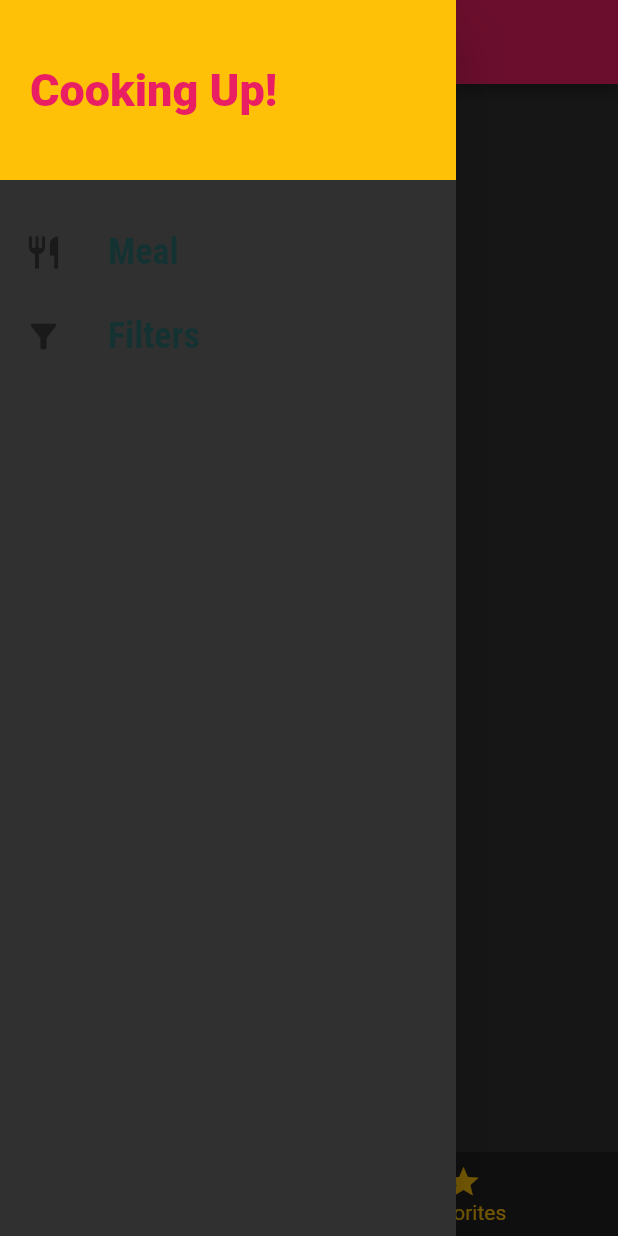
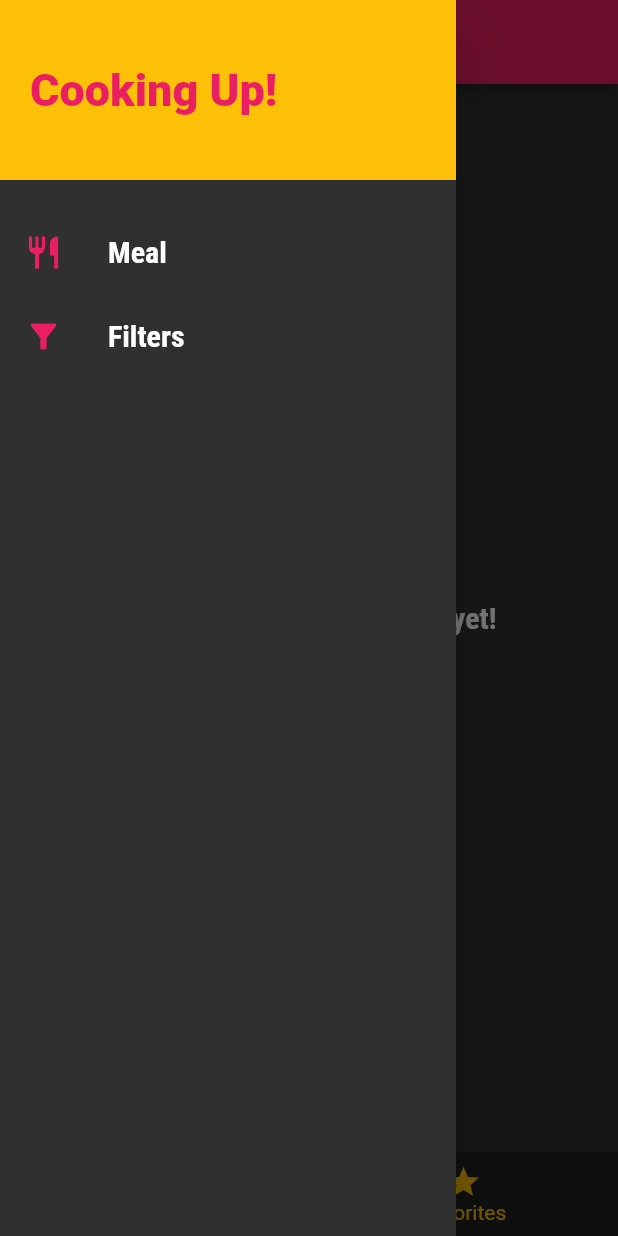
Before and after one commit to abdullah0707/meal-app, a Flutter app: the screen it shows after launch, item 2 of the bottom bar chosen, with the side drawer open, on a phone screen of 412 x 824 dp. Run offline on Flutter 3.47's test engine with Material 2 defaults, Android fonts, the phone set to English and light mode, and no system bars.

Commit message:
-M 'Meal App Part 15'

```diff
--- a/lib/main.dart
+++ b/lib/main.dart
@@ -1,12 +1,15 @@
 import 'package:flutter/material.dart';
 import 'package:meal_app/screens/meal_detail_screen.dart';
+import 'dummy_data.dart';
+import 'models/meal.dart';
 import 'screens/category_meals_screen.dart';
+import 'screens/filters_screen.dart';
 import 'screens/tabs_screen.dart';
 
 void main() => runApp(const MyApp());
 
-class MyApp extends StatelessWidget {
-  const MyApp({Key? key}) : super(key: key);
+class MyApp extends StatefulWidget {
+  const MyApp({super.key});
 
   static TextTheme textStyleTheme = ThemeData.light().textTheme.copyWith(
         bodyLarge: const TextStyle(color: Color.fromRGBO(20, 50, 50, 1)),
@@ -19,47 +22,79 @@ class MyApp extends StatelessWidget {
       );
 
   @override
+  State<MyApp> createState() => _MyAppState();
+}
+
+class _MyAppState extends State<MyApp> {
+  Map<String, bool> _filters = {
+    'gluten': false,
+    'lactose': false,
+    'vegan': false,
+    'vegetarian': false,
+  };
+  List<Meal> _availableMeals = DUMMY_MEALS;
+  List<Meal> _favoritesMeals = [];
+
+  void _toggleFavorites(String mealId) {
+    final existingIndex =
+        _favoritesMeals.indexWhere((meal) => meal.id == mealId);
+    setState(() => existingIndex >= 0
+        ? _favoritesMeals.removeAt(existingIndex)
+        : _favoritesMeals
+            .add(DUMMY_MEALS.firstWhere((meal) => meal.id == mealId)));
+    // existingIndex >= 0
+    //     ? setState(() => _favoritesMeals.removeAt(existingIndex))
+    //     : setState(() => _favoritesMeals
+    //         .add(DUMMY_MEALS.firstWhere((meal) => meal.id == mealId)));
+
+    // if (existingIndex >= 0) {
+    //   setState(() => _favoritesMeals.removeAt(existingIndex));
+    // } else {
+    //   setState(() => _favoritesMeals
+    //       .add(DUMMY_MEALS.firstWhere((meal) => meal.id == mealId)));
+    // }
+  }
+
+  bool _isMealFavorites(String id) =>
+      _favoritesMeals.any((meal) => meal.id == id);
+
+  void _setFilters(Map<String, bool> filtersData) => setState(() {
+        _filters = filtersData;
+        _availableMeals = DUMMY_MEALS
+            .where((meal) => _filters['gluten']! && !meal.isGlutenFree ||
+                    _filters['lactose']! && !meal.isLactoseFree ||
+                    _filters['vegan']! && !meal.isVegan ||
+                    _filters['vegetarian']! && !meal.isVegetarian
+                ? false
+                : true)
+            .toList();
+      });
+
+  @override
   Widget build(BuildContext context) => MaterialApp(
         debugShowCheckedModeBanner: false,
         title: 'Flutter App',
         theme: ThemeData(
-          fontFamily: 'RobotoCondensed',
           colorScheme: const ColorScheme.light(
               primary: Colors.pink, secondary: Colors.amber),
           canvasColor: const Color.fromRGBO(255, 254, 229, 1),
-          textTheme: textStyleTheme,
+          textTheme: MyApp.textStyleTheme,
         ),
         darkTheme: ThemeData.dark().copyWith(
-          textTheme: textStyleTheme,
+          textTheme: MyApp.textStyleTheme,
           colorScheme: const ColorScheme.light(
               primary: Colors.pink, secondary: Colors.amber),
         ),
         themeMode: ThemeMode.dark,
-        // home: const CategoriesScreen(),
         initialRoute: '/',
         routes: {
-          '/': (context) => const TabsScreen(),
+          '/': (context) => TabsScreen(_favoritesMeals),
           CategoryMealsScreen.routeName: (context) =>
-              const CategoryMealsScreen(),
-          MealDetailScreen.routeName: (context) => const MealDetailScreen(),
+              CategoryMealsScreen(_availableMeals),
+          MealDetailScreen.routeName: (context) =>
+              MealDetailScreen(_toggleFavorites, _isMealFavorites),
+          FiltersScreen.routeName: (context) =>
+              FiltersScreen(_filters, _setFilters),
         },
       );
 }
-
-// class MyHomePage extends StatefulWidget {
-//   const MyHomePage({Key? key}) : super(key: key);
-
-//   @override
-//   State<MyHomePage> createState() => _MyHomePageState();
-// }
-
-// class _MyHomePageState extends State<MyHomePage> {
-//   @override
-//   Widget build(BuildContext context) => Scaffold(
-//         appBar: AppBar(
-//           title: const Text('Meal App'),
-//           centerTitle: true,
-//         ),
-//         body: const CategoriesScreen(),
-//       );
-// }
--- a/lib/screens/favorites_screen.dart
+++ b/lib/screens/favorites_screen.dart
@@ -1,13 +1,34 @@
 import 'package:flutter/material.dart';
 
+import '../models/meal.dart';
+import '../widgets/meal_item.dart';
+
 class FavoritesScreen extends StatelessWidget {
-  const FavoritesScreen({Key? key}) : super(key: key);
+  const FavoritesScreen(this.favoritesMeals, {super.key});
+
+  final List<Meal> favoritesMeals;
 
   @override
-  Widget build(BuildContext context) => Center(
+  Widget build(BuildContext context) {
+    if (favoritesMeals.isEmpty) {
+      return Center(
         child: Text(
-          'Favorites',
+          'You have no favorite meals yet!',
           style: Theme.of(context).textTheme.titleLarge,
         ),
       );
+    } else {
+      return ListView.builder(
+        itemBuilder: (ctx, index) => MealItem(
+          id: favoritesMeals[index].id,
+          title: favoritesMeals[index].title,
+          imageUrl: favoritesMeals[index].imageUrl,
+          duration: favoritesMeals[index].duration,
+          complexity: favoritesMeals[index].complexity,
+          affordability: favoritesMeals[index].affordability,
+        ),
+        itemCount: favoritesMeals.length,
+      );
+    }
+  }
 }
--- a/lib/screens/tabs_screen.dart
+++ b/lib/screens/tabs_screen.dart
@@ -1,27 +1,36 @@
 import 'package:flutter/material.dart';
 
+import '../models/meal.dart';
 import '../widgets/main_drawer.dart';
 import 'categories_screen.dart';
 import 'favorites_screen.dart';
 
 class TabsScreen extends StatefulWidget {
-  const TabsScreen({Key? key}) : super(key: key);
+  const TabsScreen(this.favoritesMeals, {super.key});
+
+  final List<Meal> favoritesMeals;
 
   @override
   State<TabsScreen> createState() => _TabsScreenState();
 }
 
 class _TabsScreenState extends State<TabsScreen> {
-  final List<Map<String, Widget>> _pages = [
+  late List<Map<String, Widget>> _pages;
+
+  @override
+  void initState() {
+    _pages = [
       {
         "page": const CategoriesScreen(),
         "title": const Text("Category"),
       },
       {
-      "page": const FavoritesScreen(),
+        "page": FavoritesScreen(widget.favoritesMeals),
         "title": const Text("Your Favorites"),
       },
     ];
+    super.initState();
+  }
 
   int _selectPageIndex = 0;
   void _selectPage(int value) => setState(() => _selectPageIndex = value);
--- a/lib/widgets/main_drawer.dart
+++ b/lib/widgets/main_drawer.dart
@@ -29,26 +29,28 @@ class MainDrawer extends StatelessWidget {
               Icons.restaurant,
               'Meal',
               () => Navigator.of(context).pushReplacementNamed('/'),
+              context,
             ),
             buildListTile(
               Icons.filter_alt,
               'Filters',
               () => Navigator.of(context)
                   .pushReplacementNamed(FiltersScreen.routeName),
+              context,
             ),
           ],
         ),
       );
 
-  ListTile buildListTile(icon, title, tapHandler) => ListTile(
-        leading: Icon(icon, size: 26),
+  ListTile buildListTile(icon, title, tapHandler, ctx) => ListTile(
+        leading: Icon(
+          icon,
+          size: 26,
+          color: Theme.of(ctx).colorScheme.primary,
+        ),
         title: Text(
           title,
-          style: const TextStyle(
-            fontSize: 24,
-            fontFamily: 'RobotoCondensed',
-            fontWeight: FontWeight.bold,
-          ),
+          style: Theme.of(ctx).textTheme.titleLarge,
         ),
         onTap: tapHandler,
       );
--- a/pubspec.yaml
+++ b/pubspec.yaml
@@ -19,7 +19,7 @@ publish_to: "none" # Remove this line if you wish to publish to pub.dev
 version: 1.0.0+1
 
 environment:
-  sdk: ">=2.12.0 <4.0.0"
+  sdk: ">=3.0.6 <4.0.0"
 
 # Dependencies specify other packages that your package needs in order to work.
 # To automatically upgrade your package dependencies to the latest versions
```
Also changed, not shown: lib/screens/category_meals_screen.dart (+3 -4 lines), lib/screens/filters_screen.dart (+94 -6 lines), lib/screens/meal_detail_screen.dart (+6 -3 lines), lib/widgets/meal_item.dart (+3 -5 lines), pubspec.lock, 1 other file. Lines whose indentation alone changed are shown as unchanged.
